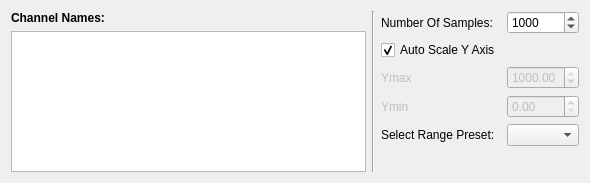
Old version of the form src/plotcontrolpanel.ui in the repository ClementINSA/SerialPlot.
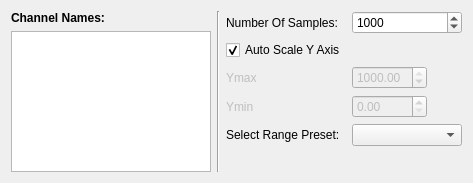
New version of the form.

Commit message: Working on data resizing : the user interface is quite ready even if there still is a small problem at IHM displaying.

Diff of the .ui file:
```diff
--- a/src/plotcontrolpanel.ui
+++ b/src/plotcontrolpanel.ui
@@ -6,7 +6,7 @@
    <rect>
     <x>0</x>
     <y>0</y>
-    <width>590</width>
+    <width>473</width>
     <height>183</height>
    </rect>
   </property>
@@ -30,7 +30,7 @@
       <widget class="QListView" name="lvChannelNames">
        <property name="maximumSize">
         <size>
-         <width>16777215</width>
+         <width>200</width>
          <height>170</height>
         </size>
        </property>
```
The commit also changes 2 other files.
